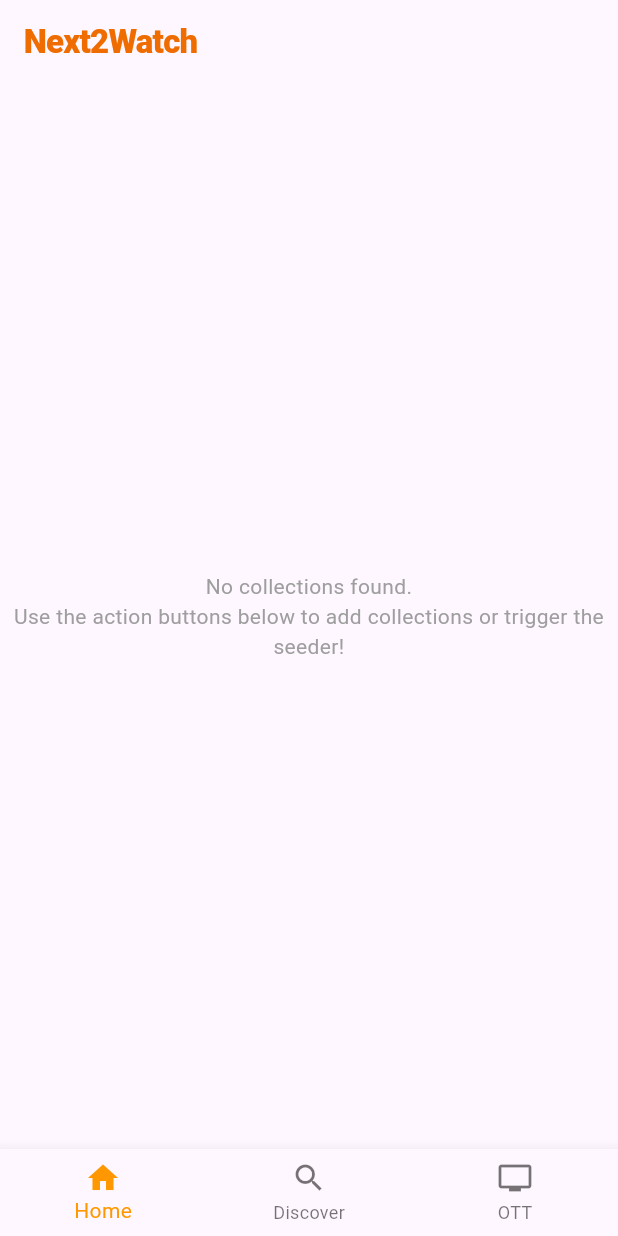
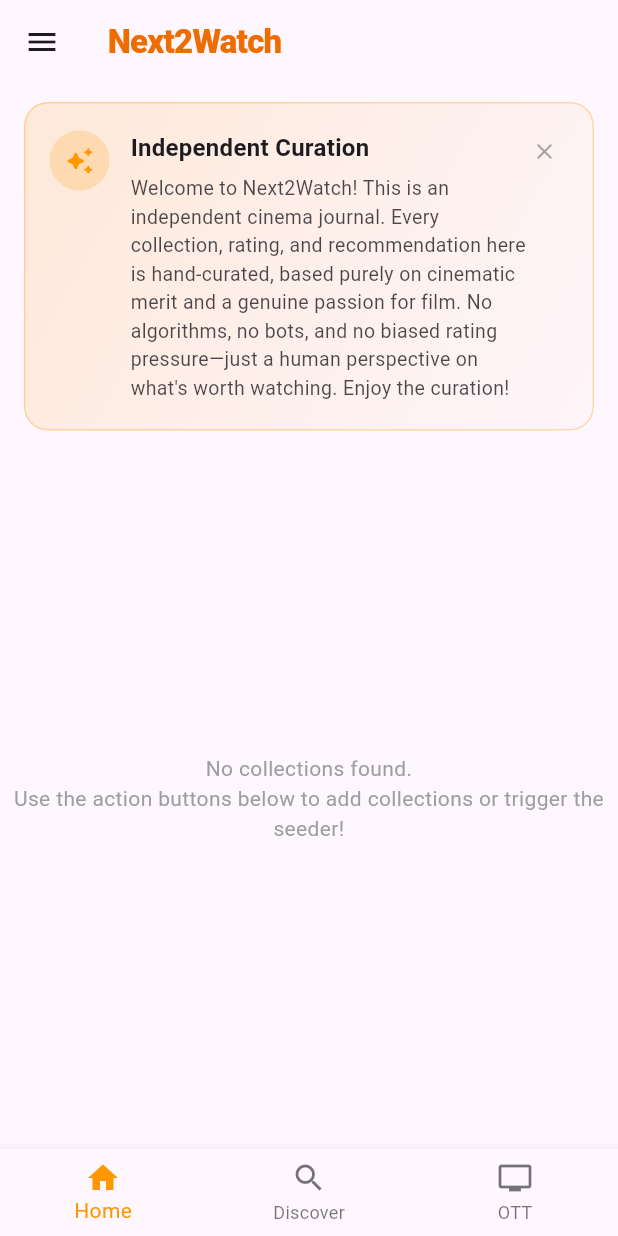
Before and after one commit to endlessframesofficial/next2watch, a Flutter app: the screen it shows after launch, on a phone screen of 412 x 824 dp. Run offline on Flutter 3.47's test engine with Material 3 defaults, Android fonts, the phone set to English and light mode, and no system bars; our stand-ins replace cloud_firestore, dio, firebase_core, flutter_riverpod, go_router; accounts and stored records are empty.

Commit message:
discover tab update

```diff
--- a/lib/features/discover/presentation/pages/discover_tab.dart
+++ b/lib/features/discover/presentation/pages/discover_tab.dart
@@ -35,6 +35,10 @@ class _DiscoverTabState extends ConsumerState<DiscoverTab> {
             pinned: true,
             backgroundColor: Theme.of(context).scaffoldBackgroundColor,
             elevation: 0,
+            leading: IconButton(
+              icon: const Icon(Icons.menu),
+              onPressed: () => Scaffold.of(context).openDrawer(),
+            ),
             title: Text(
               'Next2Watch',
               style: TextStyle(
--- a/lib/features/home/presentation/pages/home_tab.dart
+++ b/lib/features/home/presentation/pages/home_tab.dart
@@ -5,6 +5,7 @@ import '../../../../core/router/route_names.dart';
 import '../../../../core/widgets/movie_card.dart';
 import '../../domain/entities/movie_collection.dart';
 import '../providers/home_providers.dart';
+import '../widgets/curator_note_banner.dart';
 
 class HomeTab extends ConsumerWidget {
   const HomeTab({super.key});
@@ -42,6 +43,10 @@ class HomeTab extends ConsumerWidget {
             pinned: true,
             backgroundColor: Theme.of(context).scaffoldBackgroundColor,
             elevation: 0,
+            leading: IconButton(
+              icon: const Icon(Icons.menu),
+              onPressed: () => Scaffold.of(context).openDrawer(),
+            ),
             title: Text(
               'Next2Watch',
               style: TextStyle(
@@ -51,6 +56,9 @@ class HomeTab extends ConsumerWidget {
               ),
             ),
             centerTitle: false,
+          ),
+          const SliverToBoxAdapter(
+            child: CuratorNoteBanner(),
           ),
           collectionsAsync.when(
             data: (collections) {
--- /dev/null
+++ b/lib/features/home/presentation/widgets/curator_note_banner.dart
@@ -0,0 +1,101 @@
+import 'package:flutter/material.dart';
+
+class CuratorNoteBanner extends StatefulWidget {
+  const CuratorNoteBanner({super.key});
+
+  @override
+  State<CuratorNoteBanner> createState() => _CuratorNoteBannerState();
+}
+
+class _CuratorNoteBannerState extends State<CuratorNoteBanner> {
+  bool _isVisible = true;
+
+  @override
+  Widget build(BuildContext context) {
+    if (!_isVisible) return const SizedBox.shrink();
+
+    final theme = Theme.of(context);
+
+    return Container(
+      margin: const EdgeInsets.symmetric(horizontal: 16.0, vertical: 12.0),
+      decoration: BoxDecoration(
+        gradient: LinearGradient(
+          colors: [
+            Colors.orange.withOpacity(0.15),
+            Colors.orange.withOpacity(0.02),
+          ],
+          begin: Alignment.topLeft,
+          end: Alignment.bottomRight,
+        ),
+        borderRadius: BorderRadius.circular(16),
+        border: Border.all(
+          color: Colors.orange.withOpacity(0.3),
+          width: 1,
+        ),
+      ),
+      clipBehavior: Clip.antiAlias,
+      child: Stack(
+        children: [
+          Padding(
+            padding: const EdgeInsets.fromLTRB(16.0, 18.0, 40.0, 18.0),
+            child: Row(
+              crossAxisAlignment: CrossAxisAlignment.start,
+              children: [
+                CircleAvatar(
+                  radius: 20,
+                  backgroundColor: Colors.orange.withOpacity(0.2),
+                  child: const Icon(
+                    Icons.auto_awesome_rounded,
+                    color: Colors.orange,
+                    size: 20,
+                  ),
+                ),
+                const SizedBox(width: 14),
+                Expanded(
+                  child: Column(
+                    crossAxisAlignment: CrossAxisAlignment.start,
+                    children: [
+                      const Text(
+                        'Independent Curation',
+                        style: TextStyle(
+                          fontSize: 16,
+                          fontWeight: FontWeight.bold,
+                          letterSpacing: 0.2,
+                        ),
+                      ),
+                      const SizedBox(height: 6),
+                      Text(
+                        "Welcome to Next2Watch! This is an independent cinema journal. Every collection, rating, and recommendation here is hand-curated, based purely on cinematic merit and a genuine passion for film. No algorithms, no bots, and no biased rating pressure—just a human perspective on what's worth watching. Enjoy the curation!",
+                        style: TextStyle(
+                          fontSize: 13,
+                          height: 1.45,
+                          color: theme.colorScheme.onSurface.withOpacity(0.8),
+                        ),
+                      ),
+                    ],
+                  ),
+                ),
+              ],
+            ),
+          ),
+          Positioned(
+            top: 8,
+            right: 8,
+            child: IconButton(
+              icon: Icon(
+                Icons.close_rounded,
+                size: 18,
+                color: theme.colorScheme.onSurface.withOpacity(0.4),
+              ),
+              onPressed: () {
+                setState(() {
+                  _isVisible = false;
+                });
+              },
+            ),
+          ),
+        ],
+      ),
+    );
+  }
+}
--- a/lib/features/ott/presentation/pages/ott_releases_page.dart
+++ b/lib/features/ott/presentation/pages/ott_releases_page.dart
@@ -57,6 +57,10 @@ class OttReleasesPage extends ConsumerWidget {
             pinned: true,
             backgroundColor: Theme.of(context).scaffoldBackgroundColor,
             elevation: 0,
+            leading: IconButton(
+              icon: const Icon(Icons.menu),
+              onPressed: () => Scaffold.of(context).openDrawer(),
+            ),
             title: Text(
               'Next2Watch',
               style: TextStyle(
--- a/lib/features/splash/presentation/pages/splash_page.dart
+++ b/lib/features/splash/presentation/pages/splash_page.dart
@@ -100,11 +100,11 @@ class _SplashPageState extends State<SplashPage> {
                   const SizedBox(height: 12),
                   // Core Philosophy Tagline
                   Text(
-                    'Mollywood, curated. No rating bias.',
+                    'Independent Curation. Zero Algorithms.',
                     textAlign: TextAlign.center,
                     style: TextStyle(
                       fontSize: 14,
-                      fontWeight: FontWeight.w500,
+                      fontWeight: FontWeight.w600,
                       color: Colors.orange.shade400,
                       letterSpacing: 0.5,
                     ),
```
Also changed, not shown: lib/features/dashboard/presentation/pages/dashboard_page.dart (+124 -2 lines).
